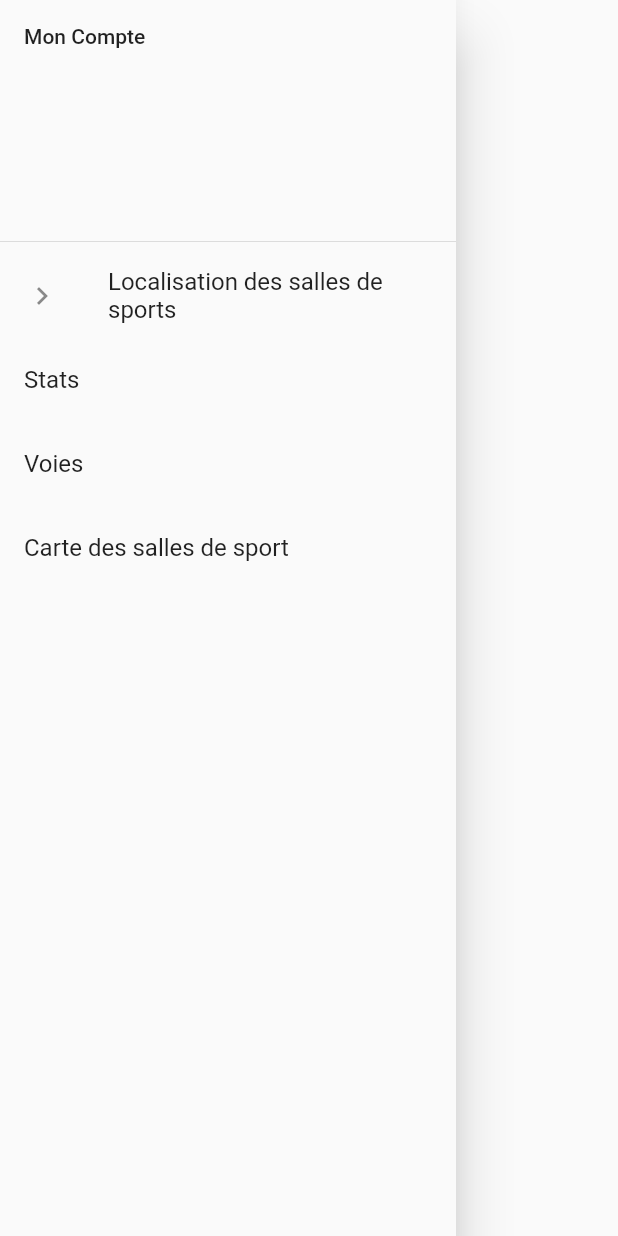
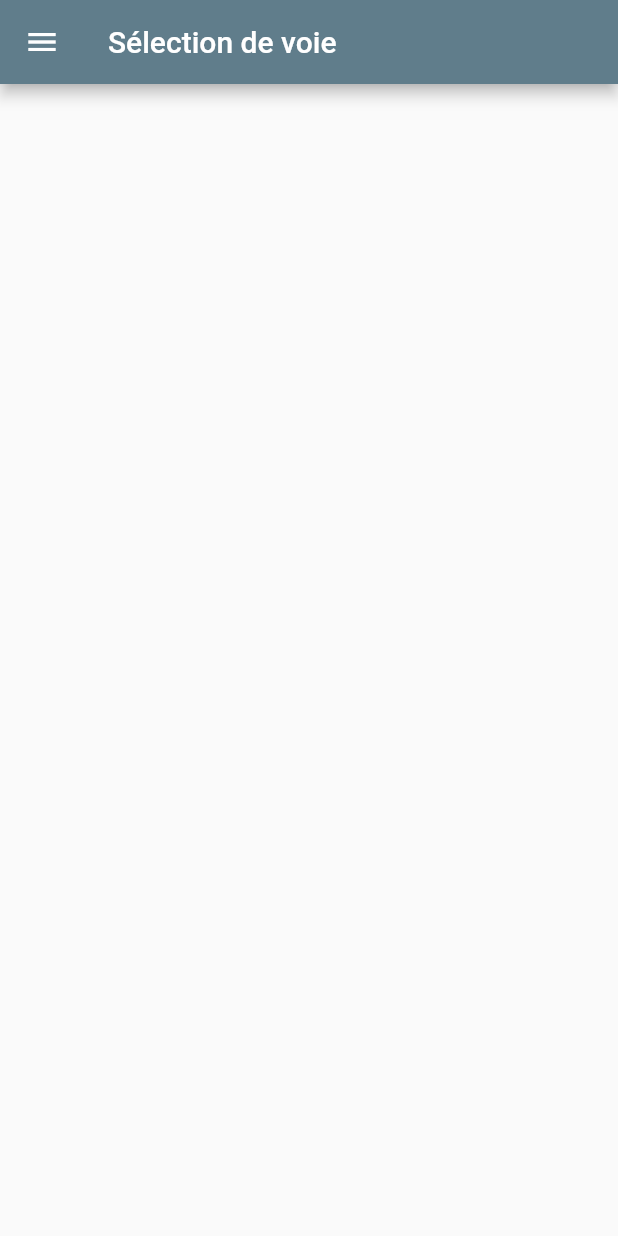
Before and after one commit to KlymbR/mobile, a Flutter app: the LocalDrawer widget shown alone on an empty page, opened directly, after a tap on "Voies", on a phone screen of 412 x 824 dp. Run offline on Flutter 3.47's test engine with Material 2 defaults, Android fonts, the light colour scheme and no system bars; missing offline and left inert: qrcode_reader; accounts and stored records are empty.

Commit message:
add view for climb way \'/ways\'

```diff
--- a/lib/main.dart
+++ b/lib/main.dart
@@ -1,8 +1,9 @@
 import 'package:flutter/material.dart';
-import 'view/view_user.dart';
+import 'package:klymbr/view/view_user.dart';
+import 'package:klymbr/view/view_way.dart';
 import 'package:klymbr/view/view_login.dart';
+import 'package:klymbr/view/view_map.dart';
 import 'package:klymbr/example/contacts_demo.dart';
-import 'package:klymbr/view/view_map.dart';
 
 void main() {
   runApp(new MyApp());
@@ -26,14 +27,19 @@ class MyApp extends StatelessWidget {
 
   DrawerRoute _routeTo(RouteSettings settings) {
     switch (settings.name) {
-      case UserView.routeBody:
+      case UserView.routeWay:
         return new DrawerRoute(
           builder: (_) => new UserView(),
           settings: settings,
         );
-      case LoginPage.routeBody:
+      case LoginPage.routeName:
         return new DrawerRoute(
           builder: (_) => new LoginPage(),
+          settings: settings,
+        );
+      case ClimbWays.routeName:
+        return new DrawerRoute(
+          builder: (_) => new ClimbWays(),
           settings: settings,
         );
     }
--- a/lib/view/drawer.dart
+++ b/lib/view/drawer.dart
@@ -33,22 +33,26 @@ class _LocalDrawerState extends State<LocalDrawer> {
               Navigator.popAndPushNamed(context, "/map");
             },
           ),
-//          Différentes données affichées dans l'app :
-// nombre de voies grimpées, amis, difficulté moyenne,
-// temps passé dans la salle, dates et heures des entrées/sorties de la salle,
-// date de validité de la carte, salles de sports auxquelles l'utilisateur a accès
+//          Selection des voies
+          new ListTile(
+            title: const Text('Voies'),
+            onTap: () {
+              Navigator.popAndPushNamed(context, "/ways");
+            },
+          ),
+//        Différentes données affichées dans l'app :
+//        nombre de voies grimpées, amis, difficulté moyenne,
+//        temps passé dans la salle, dates et heures des entrées/sorties de la salle,
+//        date de validité de la carte, salles de sports auxquelles l'utilisateur a accès
           new ListTile(
             title: const Text('Stats'),
             onTap: () {},
           ),
 //          Score Personel par voie
 //          Best Scores par voie
+
           new ListTile(
-            title: const Text('Voies'),
-            onTap: () {},
-          ),
-          new ListTile(
-            title: const Text('Carte des salles de sport'),
+            title: const Text('?'),
             onTap: () {},
           )
         ],
--- a/lib/view/view_login.dart
+++ b/lib/view/view_login.dart
@@ -5,7 +5,7 @@ import 'package:klymbr/view/view_qr.dart';
 
 class LoginPage extends StatefulWidget {
   LoginPage({Key key}) : super(key: key);
-  static const String routeBody = "/login";
+  static const String routeName = "/login";
 
   @override
   _LoginPageState createState() => new _LoginPageState();
--- a/lib/view/view_user.dart
+++ b/lib/view/view_user.dart
@@ -10,7 +10,7 @@ import 'package:intl/intl.dart';
 class UserView extends StatefulWidget {
   UserView({Key key}) : super(key: key);
 
-  static const String routeBody = "/";
+  static const String routeWay = "/";
 
   @override
   _UserViewState createState() => new _UserViewState();
--- /dev/null
+++ b/lib/view/view_way.dart
@@ -0,0 +1,22 @@
+import 'package:flutter/material.dart';
+import 'package:klymbr/view/drawer.dart' show LocalDrawer;
+
+class ClimbWays extends StatefulWidget {
+  ClimbWays({Key key}) : super(key: key);
+
+  static const String routeName = "/ways";
+
+  @override
+  _ClimbWaysState createState() => new _ClimbWaysState();
+}
+
+class _ClimbWaysState extends State<ClimbWays> {
+  @override
+  Widget build(BuildContext context) {
+    return new Scaffold(
+      drawer: new LocalDrawer(localRoute: "/ways"),
+      appBar: new AppBar(title: new Text("Sélection de voie")),
+      body: new Container(),
+    );
+  }
+}
```
Also changed, not shown: lib/view/rom_climb.dart (deleted, +0 -35 lines).
